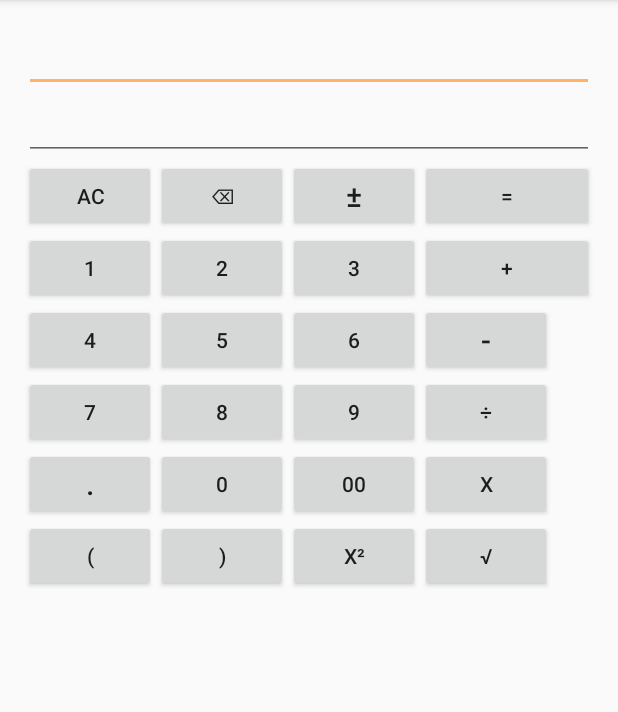
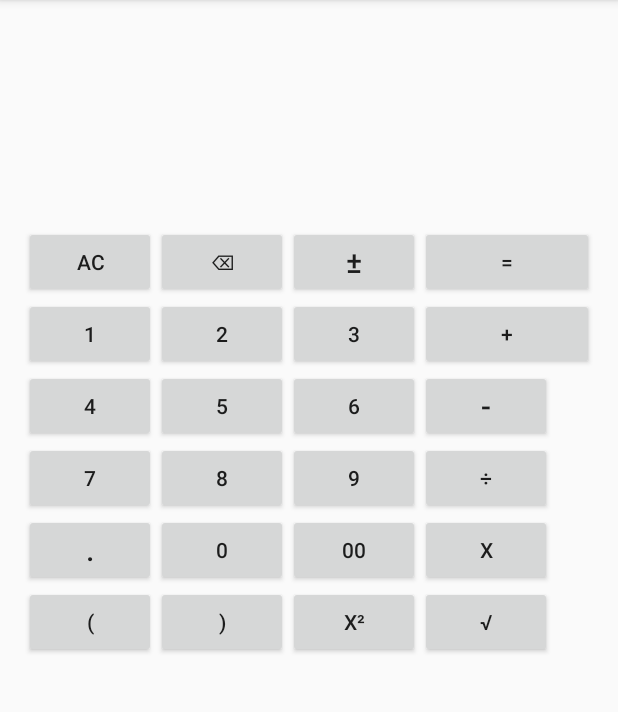
Before and after one commit to Hasib74/scientific-calculator, an Android app: the screen it shows after launch (StandardCalculation), after a tap on an icon or button, on a phone screen of 412 x 824 dp, the part 84-796 px from its top. Run offline under Robolectric (Android 15) with nearby library versions, the phone set to English and light mode, and no system bars.

Commit message:
minor refactoring

```diff
--- a/app/src/main/java/com/akhil/calculator/activity/calculation/StandardCalculation.java
+++ b/app/src/main/java/com/akhil/calculator/activity/calculation/StandardCalculation.java
@@ -21,6 +21,7 @@ public class StandardCalculation extends BaseActivity {
     private static final String INFINITY = "Infinity";
     private EditText firstEditText, secondEditText;
     private int count = 0;
+    private boolean equalPressed = false;
 
     @Override
     protected void onCreate(Bundle savedInstanceState) {
@@ -38,6 +39,8 @@ public class StandardCalculation extends BaseActivity {
         if (secondEditText.getText().toString().equalsIgnoreCase(INVALID_EXPRESSION)
                 || secondEditText.getText().toString().equalsIgnoreCase(INFINITY))
             secondEditText.setText(getResources().getString(R.string.no_text).trim());
+        boolean multipleZeroPressed = isMultipleZeroPressed(secondEditText, v.getId());
+        if (!multipleZeroPressed) {
             switch (v.getId()) {
                 case R.id.number_0:
                     secondEditText.setText(secondEditText.getText().append(String.valueOf(ApplicationConstant.ZERO.getValue())));
@@ -175,6 +178,7 @@ public class StandardCalculation extends BaseActivity {
                     break;
 
                 case R.id.equal:
+                    equalPressed = true;
                     text = getResources().getString(R.string.no_text).trim();
                     if (secondEditText.length() != 0) {
                         text = secondEditText.getText().toString();
@@ -184,12 +188,14 @@ public class StandardCalculation extends BaseActivity {
                     if (expression.length() == 0)
                         expression = ZERO;
                     try {
+                        expression = sanitizeExpression(expression);
                         Double result = new ExtendedDoubleEvaluation().evaluate(expression);
-                    secondEditText.setText(String.valueOf(result));
+                        firstEditText.setText(String.valueOf(result));
+                        secondEditText.setText(getResources().getString(R.string.no_text).trim());
                     } catch (Exception e) {
                         secondEditText.setText(INVALID_EXPRESSION);
                         firstEditText.setText(getResources().getString(R.string.no_text).trim());
-                    expression = getResources().getString(R.string.no_text).trim();
+
                     }
                     break;
 
@@ -202,6 +208,24 @@ public class StandardCalculation extends BaseActivity {
                     secondEditText.setText(getResources().getString(R.string.no_text).trim());
                     break;
             }
+        }
+    }
+
+    private boolean isMultipleZeroPressed(EditText secondEditText, int viewId) {
+        return secondEditText != null && secondEditText.length() == 1 && viewId == R.id.number_0
+                || secondEditText != null && secondEditText.length() == 2 && viewId == R.id.double_0
+                || secondEditText != null && secondEditText.length() == 3 && (viewId == R.id.double_0 || viewId == R.id.number_0);
+    }
+
+    private String sanitizeExpression(String expression) {
+        if (expression != null && expression.length() != 0) {
+            final char lastSymbol = expression.charAt(expression.length() - 1);
+            if (lastSymbol == getResources().getString(R.string.plus).charAt(0) || lastSymbol == getResources().getString(R.string.minus).charAt(0)
+                    || lastSymbol == getResources().getString(R.string.divide).charAt(0) || lastSymbol == getResources().getString(R.string.asterisk).charAt(0)) {
+                expression = expression.substring(0, expression.length() - 1);
+            }
+        }
+        return expression;
     }
 
     private void operationClicked(String operation) {
--- a/app/src/main/res/layout/content_scientific_calculator.xml
+++ b/app/src/main/res/layout/content_scientific_calculator.xml
@@ -13,6 +13,7 @@
 
     <EditText
         android:id="@+id/first_edit_text"
+        style="@style/DisplayEditTextStyle.Result"
         android:layout_width="match_parent"
         android:layout_height="wrap_content"
         android:layout_alignParentLeft="true"
@@ -24,6 +25,7 @@
 
     <EditText
         android:id="@+id/second_edit_text"
+        style="@style/DisplayEditTextStyle.Formula"
         android:layout_width="match_parent"
         android:layout_height="wrap_content"
         android:layout_alignParentLeft="true"
--- a/app/src/main/res/layout/content_standard_calculator.xml
+++ b/app/src/main/res/layout/content_standard_calculator.xml
@@ -13,6 +13,7 @@
 
     <EditText
         android:id="@+id/first_edit_text"
+        style="@style/DisplayEditTextStyle.Result"
         android:layout_width="match_parent"
         android:layout_height="wrap_content"
         android:layout_alignParentLeft="true"
@@ -24,6 +25,7 @@
 
     <EditText
         android:id="@+id/second_edit_text"
+        style="@style/DisplayEditTextStyle.Formula"
         android:layout_width="match_parent"
         android:layout_height="wrap_content"
         android:layout_alignParentLeft="true"
--- a/app/src/main/res/values/styles.xml
+++ b/app/src/main/res/values/styles.xml
@@ -8,10 +8,28 @@
         <item name="colorAccent">@color/colorAccent</item>
     </style>
 
-   <!-- <style name="AppTheme.NoActionBar">
-        <item name="windowActionBar">false</item>
-        <item name="windowNoTitle">true</item>
-    </style>-->
+    <style name="DisplayEditTextStyle" parent="@style/Widget.AppCompat.EditText">
+        <item name="android:background">@android:color/transparent</item>
+        <item name="android:cursorVisible">false</item>
+        <item name="android:includeFontPadding">false</item>
+        <item name="android:gravity">bottom|end</item>
+    </style>
+
+    <style name="DisplayEditTextStyle.Formula">
+        <item name="android:paddingTop">24dip</item>
+        <item name="android:paddingBottom">8dip</item>
+        <item name="android:paddingLeft">16dip</item>
+        <item name="android:paddingRight">16dip</item>
+        <item name="android:textSize">30sp</item>
+    </style>
+
+    <style name="DisplayEditTextStyle.Result">
+        <item name="android:paddingTop">8dip</item>
+        <item name="android:paddingBottom">24dip</item>
+        <item name="android:paddingLeft">16dip</item>
+        <item name="android:paddingRight">16dip</item>
+        <item name="android:textSize">30sp</item>
+    </style>
 
     <style name="AppTheme.AppBarOverlay" parent="ThemeOverlay.AppCompat.Dark.ActionBar" />
 
```
Also changed, not shown: app/src/main/java/com/akhil/calculator/activity/calculation/ScientificCalculation.java (+31 -6 lines). Lines whose indentation alone changed are shown as unchanged.
